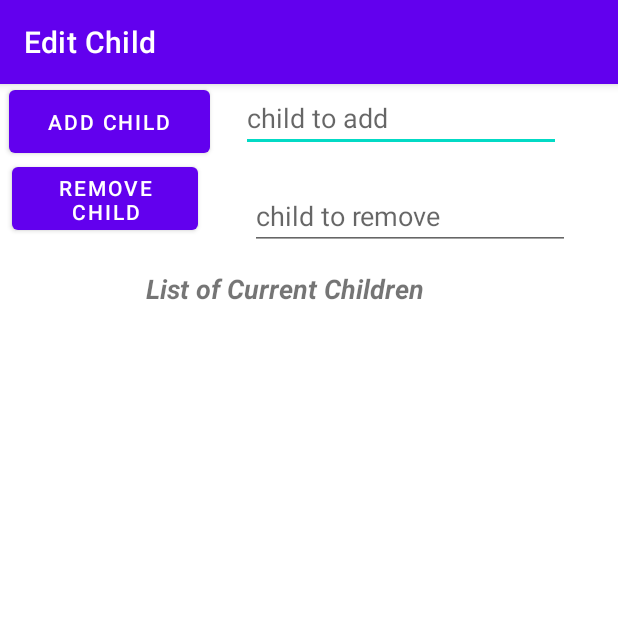
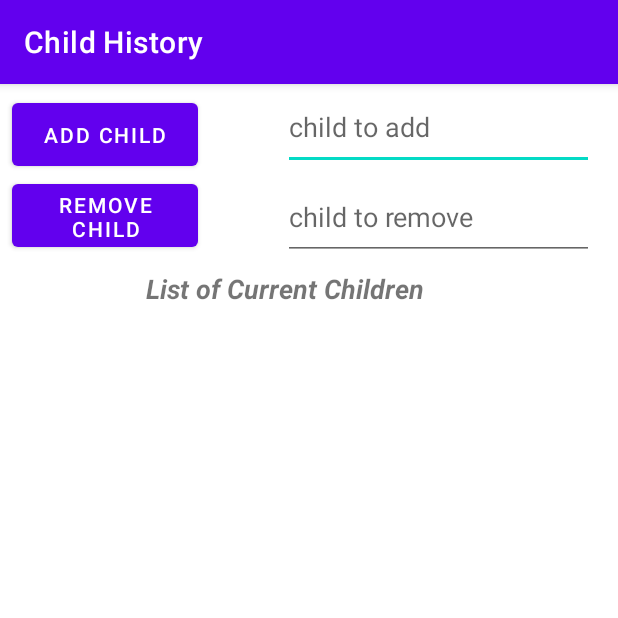
Before and after one commit to JohnsonL111/1-2-Tree-Parenting-Made-Easy, an Android app: the EditChildActivity screen opened directly, with no data from a screen before it, on a phone screen of 412 x 824 dp, the top half of it. Run offline under Robolectric (Android 15) with nearby library versions, the phone set to English and light mode, and no system bars.

Commit message:
Fix Child history formatting and margins.

```diff
--- a/app/src/main/java/cmpt276/as2/parentapp/MainActivity.java
+++ b/app/src/main/java/cmpt276/as2/parentapp/MainActivity.java
@@ -4,7 +4,6 @@ import android.content.Intent;
 import android.os.Bundle;
 
 import com.google.android.material.floatingactionbutton.FloatingActionButton;
-import com.google.android.material.snackbar.Snackbar;
 
 import androidx.appcompat.app.AppCompatActivity;
 
@@ -12,7 +11,6 @@ import android.view.View;
 
 import cmpt276.as2.parentapp.UI.EditChildActivity;
 import cmpt276.as2.parentapp.UI.TimeoutActivity;
-import cmpt276.as2.parentapp.UI.TimeoutOptionActivity;
 import cmpt276.as2.parentapp.databinding.ActivityMainBinding;
 
 import android.view.Menu;
@@ -20,6 +18,9 @@ import android.view.MenuItem;
 import android.widget.Button;
 import android.widget.Toast;
 
+/**
+ * Entry to application with the menu UI.
+ */
 public class MainActivity extends AppCompatActivity {
 
     private ActivityMainBinding binding;
--- a/app/src/main/res/layout/activity_edit_child.xml
+++ b/app/src/main/res/layout/activity_edit_child.xml
@@ -7,34 +7,35 @@
     android:layout_height="match_parent"
     tools:context=".UI.EditChildActivity">
 
+
     <EditText
         android:id="@+id/addChildBox"
-        android:layout_width="wrap_content"
-        android:layout_height="wrap_content"
-        android:layout_marginEnd="32dp"
-        android:layout_marginRight="32dp"
+        android:layout_width="207dp"
+        android:layout_height="57dp"
+        android:layout_marginEnd="16dp"
         android:layout_marginBottom="105dp"
         android:ems="10"
         android:hint="@string/child_to_add"
         android:inputType="textPersonName"
         app:layout_constraintBottom_toTopOf="@+id/childListView"
         app:layout_constraintEnd_toEndOf="parent"
-        app:layout_constraintStart_toEndOf="@+id/addChildButton"
-        app:layout_constraintTop_toTopOf="parent"
-        tools:ignore="SpeakableTextPresentCheck" />
+        app:layout_constraintHorizontal_bias="1.0"
+        app:layout_constraintStart_toStartOf="@+id/guideline3"
+        app:layout_constraintTop_toTopOf="parent" />
 
     <Button
         android:id="@+id/addChildButton"
-        android:layout_width="134dp"
+        android:layout_width="124dp"
         android:layout_height="54dp"
-        android:layout_marginEnd="14dp"
+        android:layout_marginStart="4dp"
         android:layout_marginBottom="102dp"
         android:text="@string/addChild"
         app:layout_constraintBottom_toTopOf="@+id/childListView"
-        app:layout_constraintEnd_toStartOf="@+id/addChildBox"
+        app:layout_constraintEnd_toStartOf="@+id/guideline1"
+        app:layout_constraintHorizontal_bias="0.571"
         app:layout_constraintStart_toStartOf="parent"
-        app:layout_constraintTop_toTopOf="parent" />
-
+        app:layout_constraintTop_toTopOf="parent"
+        app:layout_constraintVertical_bias="1.0" />
 
     <ListView
         android:id="@+id/childListView"
@@ -48,26 +49,33 @@
 
     <EditText
         android:id="@+id/removeChildBox"
-        android:layout_width="wrap_content"
-        android:layout_height="wrap_content"
-        android:layout_marginEnd="32dp"
+        android:layout_width="207dp"
+        android:layout_height="57dp"
+        android:layout_marginEnd="16dp"
         android:ems="10"
         android:hint="@string/child_to_remove"
         android:inputType="textPersonName"
+        android:minHeight="48dp"
         app:layout_constraintBottom_toTopOf="@+id/childListView"
         app:layout_constraintEnd_toEndOf="parent"
+        app:layout_constraintHorizontal_bias="1.0"
+        app:layout_constraintStart_toStartOf="@+id/guideline3"
         app:layout_constraintTop_toBottomOf="@+id/addChildBox"
-        app:layout_constraintVertical_bias="0.333" />
+        app:layout_constraintVertical_bias="0.062" />
 
     <Button
         android:id="@+id/removeChildButton"
         android:layout_width="124dp"
         android:layout_height="54dp"
         android:layout_marginStart="8dp"
-        android:layout_marginTop="52dp"
+        android:layout_marginBottom="53dp"
         android:text="@string/remove_child"
+        app:layout_constraintBottom_toTopOf="@+id/childListView"
+        app:layout_constraintEnd_toStartOf="@+id/guideline1"
+        app:layout_constraintHorizontal_bias="0.0"
         app:layout_constraintStart_toStartOf="parent"
-        app:layout_constraintTop_toTopOf="@+id/addChildButton" />
+        app:layout_constraintTop_toBottomOf="@+id/addChildButton"
+        app:layout_constraintVertical_bias="0.0" />
 
     <TextView
         android:id="@+id/childListTitle"
@@ -82,5 +90,19 @@
         app:layout_constraintStart_toStartOf="parent"
         app:layout_constraintTop_toTopOf="parent" />
 
+    <androidx.constraintlayout.widget.Guideline
+        android:id="@+id/guideline1"
+        android:layout_width="wrap_content"
+        android:layout_height="wrap_content"
+        android:orientation="vertical"
+        app:layout_constraintGuide_begin="135dp" />
+
+    <androidx.constraintlayout.widget.Guideline
+        android:id="@+id/guideline3"
+        android:layout_width="wrap_content"
+        android:layout_height="wrap_content"
+        android:orientation="vertical"
+        app:layout_constraintGuide_begin="170dp" />
+
 
 </androidx.constraintlayout.widget.ConstraintLayout>
--- a/app/src/main/res/values/strings.xml
+++ b/app/src/main/res/values/strings.xml
@@ -14,7 +14,7 @@
     <string name="hello_first_fragment">Hello first fragment</string>
     <string name="hello_second_fragment">Hello second fragment. Arg: %1$s</string>
     <string name="timeout">Timeout</string>
-    <string name="editChildActivityTitle">Edit Child</string>
+    <string name="editChildActivityTitle">Child History</string>
     <string name="timerNotificationTitle">Timer</string>
     <string name="timerNotificationDescription">Time is up!</string>
     <string name="notificationActionButtonText">Dismiss</string>
```
Also changed, not shown: app/src/main/java/cmpt276/as2/parentapp/UI/EditChildActivity.java (+73 -4 lines), app/src/main/java/cmpt276/as2/parentapp/model/ChildManager.java (+6 -2 lines).
